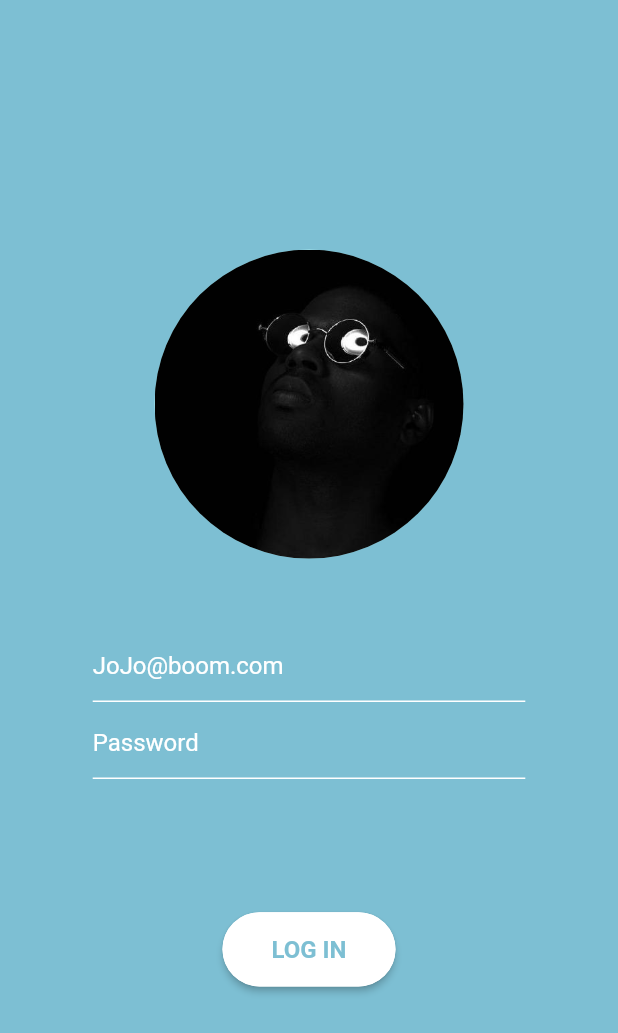
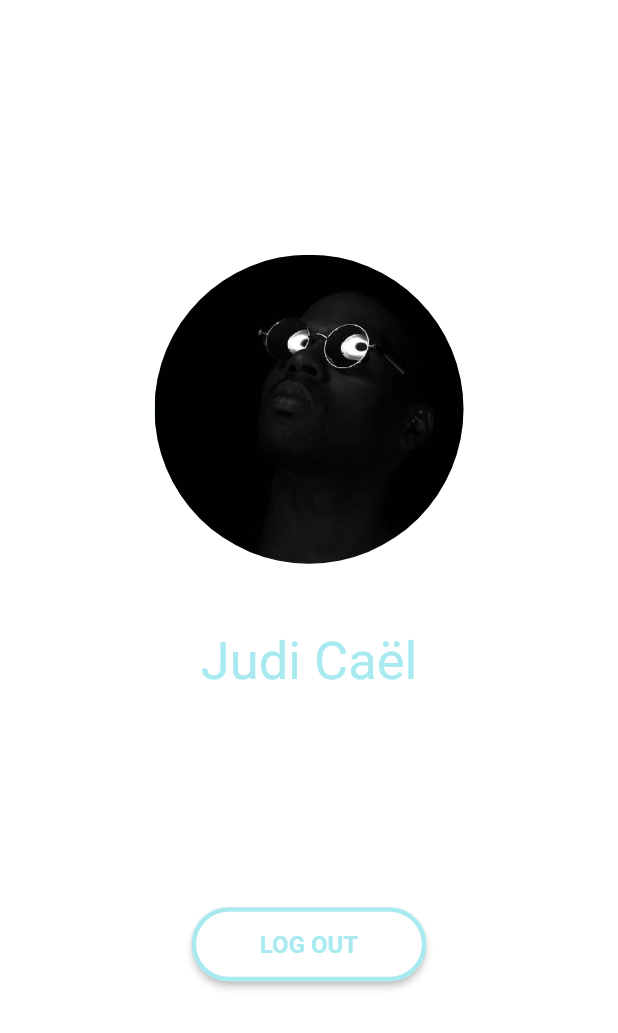
Before and after one commit to Djudicael/animation-transition-flutter-pet, a Flutter app: the screen it shows after launch, after a tap on "LOG IN", on a phone screen of 412 x 824 dp. Shown: the top 1033 px of the screen. Run offline on Flutter 3.47's test engine with Material 2 defaults, Android fonts, the phone set to English and light mode, and no system bars.

Commit message:
end application

```diff
--- /dev/null
+++ b/lib/screens/home_page.dart
@@ -0,0 +1,140 @@
+import 'package:flutter/material.dart';
+import 'package:flutter_animation/utils/animations/login_pager_animations.dart';
+import '../utils/pages_routes/slide_page_route.dart';
+import 'login_page.dart';
+
+class AnimationHomePage extends StatefulWidget {
+  @override
+  _AnimationHomePageState createState() => _AnimationHomePageState();
+}
+
+class _AnimationHomePageState extends State<AnimationHomePage>
+    with SingleTickerProviderStateMixin {
+  AnimationController _controller;
+
+  @override
+  void initState() {
+    super.initState();
+    _controller = AnimationController(
+        vsync: this,
+        duration: Duration(seconds: 1),
+        reverseDuration: Duration(microseconds: 400));
+  }
+
+  @override
+  void dispose() {
+    super.dispose();
+    _controller.dispose();
+  }
+
+  @override
+  Widget build(BuildContext context) {
+    return _HomePage(_controller);
+  }
+}
+
+class _HomePage extends StatelessWidget {
+  double _deviceHeight;
+  double _deviceWidth;
+
+  AnimationController _controller;
+  EnterAnimation _enterAnimation;
+
+  _HomePage(this._controller) {
+    _enterAnimation = EnterAnimation(_controller);
+    _controller.forward();
+  }
+
+  Color _primaryColor = Color.fromRGBO(169, 234, 241, 1.0);
+
+  @override
+  Widget build(BuildContext context) {
+    _deviceHeight = MediaQuery.of(context).size.height;
+    _deviceWidth = MediaQuery.of(context).size.width;
+    return Scaffold(
+      backgroundColor: Colors.white,
+      body: Align(
+        alignment: Alignment.center,
+        child: Container(
+          width: _deviceWidth,
+          height: _deviceHeight * 0.60,
+          child: Column(
+            mainAxisAlignment: MainAxisAlignment.spaceAround,
+            mainAxisSize: MainAxisSize.max,
+            crossAxisAlignment: CrossAxisAlignment.center,
+            children: <Widget>[
+              _avatarWidget(),
+              SizedBox(
+                height: _deviceHeight * 0.03,
+              ),
+              _nameWidget(),
+              SizedBox(
+                height: _deviceHeight * 0.15,
+              ),
+              _logoutButton(context),
+            ],
+          ),
+        ),
+      ),
+    );
+  }
+
+  Widget _avatarWidget() {
+    double _circleD = _deviceHeight * 0.25;
+    return AnimatedBuilder(
+        animation: _enterAnimation.controller,
+        builder: (BuildContext _context, Widget _widget) {
+          return Transform(
+            alignment: Alignment.center,
+            transform: Matrix4.diagonal3Values(_enterAnimation.circleSize.value,
+                _enterAnimation.circleSize.value, 1),
+            child: Container(
+              height: _circleD,
+              width: _circleD,
+              decoration: BoxDecoration(
+                color: _primaryColor,
+                borderRadius: BorderRadius.circular(500),
+                image: DecorationImage(
+                  image: AssetImage('assets/images/judi_avatar.jpg'),
+                ),
+              ),
+            ),
+          );
+        });
+  }
+
+  Widget _nameWidget() {
+    return Container(
+      child: Text(
+        "Judi Caël",
+        style: TextStyle(
+            color: _primaryColor, fontSize: 35, fontWeight: FontWeight.w400),
+      ),
+    );
+  }
+
+  Widget _logoutButton(BuildContext _context) {
+    return MaterialButton(
+      minWidth: _deviceWidth * 0.38,
+      height: _deviceHeight * 0.060,
+      color: Colors.white,
+      child: Text(
+        "LOG OUT",
+        style: TextStyle(
+            fontSize: 16, color: _primaryColor, fontWeight: FontWeight.bold),
+      ),
+      shape: RoundedRectangleBorder(
+        borderRadius: BorderRadius.circular(25.0),
+        side: BorderSide(color: _primaryColor, width: 3),
+      ),
+      onPressed: () {
+        Navigator.push(
+          _context,
+          SlidePageRoute(
+            AnimatedLoginPage(),
+          ),
+        );
+      },
+    );
+  }
+}
--- a/lib/screens/login_page.dart
+++ b/lib/screens/login_page.dart
@@ -1,6 +1,8 @@
 import 'package:flutter/material.dart';
 
 import '../utils/animations/login_pager_animations.dart';
+import 'home_page.dart';
+import '../utils/pages_routes/fade_page_route.dart';
 
 class AnimatedLoginPage extends StatefulWidget {
   @override
@@ -16,7 +18,7 @@ class _AnimatedLoginPageState extends State<AnimatedLoginPage>
     super.initState();
     _controller = AnimationController(
         vsync: this,
-        duration: Duration(seconds: 2),
+        duration: Duration(seconds: 1),
         reverseDuration: Duration(microseconds: 400));
   }
 
@@ -41,16 +43,21 @@ class _LoginPage extends StatelessWidget {
 
   EnterAnimation _enterAnimation;
 
-  _LoginPage(_controller) {
-    _controller = _controller;
+  _LoginPage(this._controller) {
     _enterAnimation = EnterAnimation(_controller);
     _controller.forward();
   }
 
   @override
   Widget build(BuildContext context) {
-    _deviceHeight = MediaQuery.of(context).size.height;
-    _deviceWidth = MediaQuery.of(context).size.width;
+    _deviceHeight = MediaQuery
+        .of(context)
+        .size
+        .height;
+    _deviceWidth = MediaQuery
+        .of(context)
+        .size
+        .width;
 
     return Scaffold(
       backgroundColor: _primaryColor,
@@ -73,7 +80,7 @@ class _LoginPage extends StatelessWidget {
               SizedBox(
                 height: _deviceHeight * 0.10,
               ),
-              _loginButton(),
+              _loginButton(context),
             ],
           ),
         ),
@@ -148,7 +155,7 @@ class _LoginPage extends StatelessWidget {
     );
   }
 
-  Widget _loginButton() {
+  Widget _loginButton(BuildContext _context) {
     return MaterialButton(
       minWidth: _deviceWidth * 0.28,
       height: _deviceHeight * 0.060,
@@ -161,7 +168,19 @@ class _LoginPage extends StatelessWidget {
       shape: RoundedRectangleBorder(
           borderRadius: BorderRadius.circular(25.0),
           side: BorderSide(color: Colors.white)),
-      onPressed: () {},
+      onPressed: () async {
+        await _controller.reverse();
+        Navigator.pushReplacement(
+            _context,
+            FadePageRoute(AnimationHomePage(),) ,
+        );
+      },
     );
   }
 }
+
+//MaterialPageRoute(
+//builder: (BuildContext _context) {
+//return HomePage();
+//},
+//)
--- /dev/null
+++ b/lib/utils/pages_routes/fade_page_route.dart
@@ -0,0 +1,19 @@
+import 'package:flutter/material.dart';
+
+class FadePageRoute extends PageRouteBuilder {
+  final Widget _child;
+
+  FadePageRoute(this._child):super( transitionDuration: Duration(milliseconds: 500),
+      transitionsBuilder: (BuildContext _context,
+          Animation<double> animation,
+          Animation<double> secondAnimation,
+          Widget child) {
+        return FadeTransition(
+          opacity: animation,
+          child: child,
+        );
+      },
+      pageBuilder: (BuildContext _context, animation, secondAnimation) {
+        return _child;
+      });
+}
--- /dev/null
+++ b/lib/utils/pages_routes/slide_page_route.dart
@@ -0,0 +1,21 @@
+import 'package:flutter/material.dart';
+
+class SlidePageRoute extends PageRouteBuilder {
+  final Widget _child;
+
+  SlidePageRoute(this._child)
+      : super(
+            transitionDuration: Duration(milliseconds: 500),
+            transitionsBuilder: (BuildContext _context, Animation animation,
+                Animation secondAnimation, Widget child) {
+              animation = Tween<Offset>(begin: Offset(1, 0), end: Offset(0, 0))
+                  .animate(animation);
+              return SlideTransition(
+                position: animation,
+                child: child,
+              );
+            },
+            pageBuilder: (BuildContext _context, animation, secondAnimation) {
+              return _child;
+            });
+}
```
